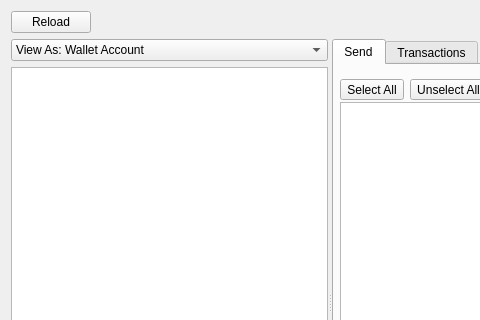
First picture: the form in src/ui/ui_wallet_dlg.ui, repository Bertrand256/dash-masternode-tool, before the edit; both pictures show x 0 to 480 and y 0 to 320 of the 862 by 630 pixel window.
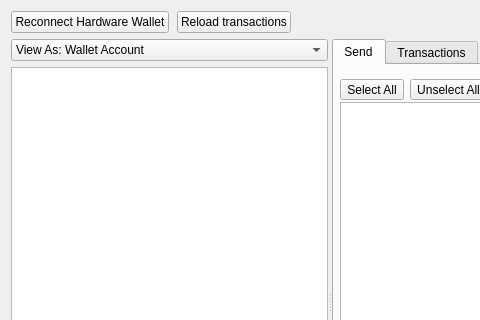
Second picture: the form after the edit. The open tabs and pages were chosen to show the change.

Commit message: Wallet - leaving only one background thread for both: reading accounts and fetching transactions.

What changed in the file:
```diff
--- a/src/ui/ui_wallet_dlg.ui
+++ b/src/ui/ui_wallet_dlg.ui
@@ -49,10 +49,20 @@
         <property name="spacing">
          <number>8</number>
         </property>
+        <item>
+         <widget class="QPushButton" name="btnReconnectHW">
+          <property name="text">
+           <string>Reconnect Hardware Wallet</string>
+          </property>
+          <property name="autoDefault">
+           <bool>false</bool>
+          </property>
+         </widget>
+        </item>
         <item>
          <widget class="QPushButton" name="btnLoadTransactions">
           <property name="text">
-           <string>Reload</string>
+           <string>Reload transactions</string>
           </property>
           <property name="autoDefault">
            <bool>false</bool>
```
Left out of the diff: 5 changed lines with no effect on the pictures. The commit also changes 8 other files.
